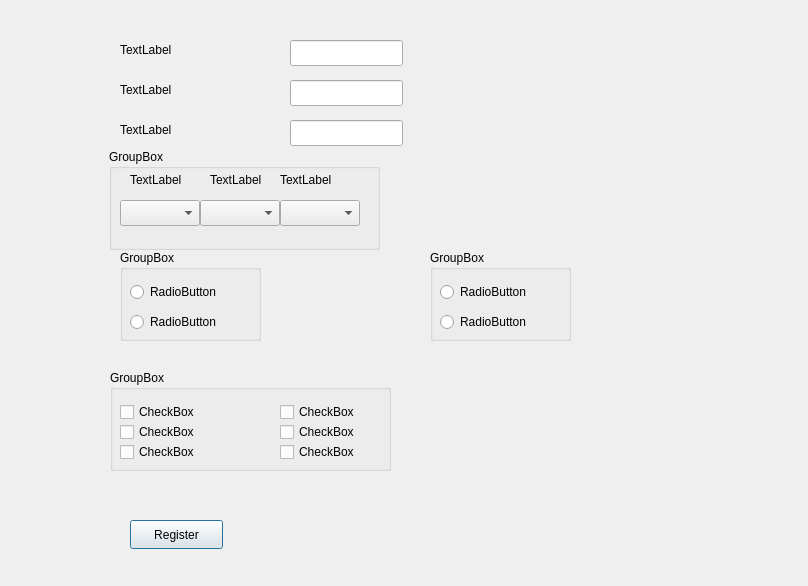
This is registerwindow.ui in malaka1i/cinema-ticket-project as Qt 5 draws it before an edit. The edited form follows.
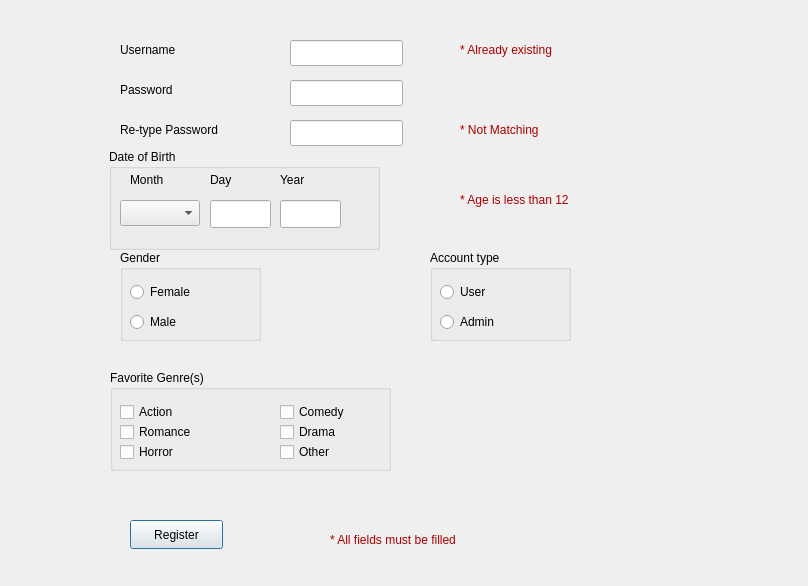
This is the edited form.

Commit message: it's dalia

The edit to the form file:
```diff
--- a/registerwindow.ui
+++ b/registerwindow.ui
@@ -13,17 +13,17 @@
   <property name="windowTitle">
    <string>Dialog</string>
   </property>
-  <widget class="QLabel" name="label">
+  <widget class="QLabel" name="label_6">
    <property name="geometry">
     <rect>
      <x>120</x>
      <y>40</y>
-     <width>63</width>
+     <width>71</width>
      <height>20</height>
     </rect>
    </property>
    <property name="text">
-    <string>TextLabel</string>
+    <string>Username</string>
    </property>
   </widget>
   <widget class="QLabel" name="label_2">
@@ -36,7 +36,7 @@
     </rect>
    </property>
    <property name="text">
-    <string>TextLabel</string>
+    <string>Password</string>
    </property>
   </widget>
   <widget class="QLabel" name="label_3">
@@ -44,12 +44,12 @@
     <rect>
      <x>120</x>
      <y>120</y>
-     <width>63</width>
+     <width>131</width>
      <height>20</height>
     </rect>
    </property>
    <property name="text">
-    <string>TextLabel</string>
+    <string>Re-type Password</string>
    </property>
   </widget>
   <widget class="QLineEdit" name="lineEdit">
@@ -105,7 +105,7 @@
     </rect>
    </property>
    <property name="text">
-    <string>CheckBox</string>
+    <string>Comedy</string>
    </property>
   </widget>
   <widget class="QCheckBox" name="checkBox_2">
@@ -118,7 +118,7 @@
     </rect>
    </property>
    <property name="text">
-    <string>CheckBox</string>
+    <string>Drama</string>
    </property>
   </widget>
   <widget class="QCheckBox" name="checkBox_4">
@@ -131,30 +131,10 @@
     </rect>
    </property>
    <property name="text">
-    <string>CheckBox</string>
+    <string>Other</string>
    </property>
   </widget>
-  <widget class="QComboBox" name="comboBox_4">
-   <property name="geometry">
-    <rect>
-     <x>280</x>
-     <y>200</y>
-     <width>80</width>
-     <height>26</height>
-    </rect>
-   </property>
-  </widget>
-  <widget class="QComboBox" name="comboBox_5">
-   <property name="geometry">
-    <rect>
-     <x>200</x>
-     <y>200</y>
-     <width>80</width>
-     <height>26</height>
-    </rect>
-   </property>
-  </widget>
-  <widget class="QComboBox" name="comboBox_6">
+  <widget class="QComboBox" name="comboBoxMonth">
    <property name="geometry">
     <rect>
      <x>120</x>
@@ -174,7 +154,7 @@
     </rect>
    </property>
    <property name="title">
-    <string>GroupBox</string>
+    <string>Account type </string>
    </property>
    <widget class="QRadioButton" name="radioButton_5">
     <property name="geometry">
@@ -186,7 +166,7 @@
      </rect>
     </property>
     <property name="text">
-     <string>RadioButton</string>
+     <string>Admin</string>
     </property>
    </widget>
    <widget class="QRadioButton" name="radioButton_6">
@@ -199,7 +179,7 @@
      </rect>
     </property>
     <property name="text">
-     <string>RadioButton</string>
+     <string>User</string>
     </property>
    </widget>
   </widget>
@@ -213,7 +193,7 @@
     </rect>
    </property>
    <property name="title">
-    <string>GroupBox</string>
+    <string>Gender</string>
    </property>
    <widget class="QRadioButton" name="radioButton_7">
     <property name="geometry">
@@ -225,7 +205,7 @@
      </rect>
     </property>
     <property name="text">
-     <string>RadioButton</string>
+     <string>Female</string>
     </property>
    </widget>
    <widget class="QRadioButton" name="radioButton">
@@ -238,7 +218,7 @@
      </rect>
     </property>
     <property name="text">
-     <string>RadioButton</string>
+     <string>Male</string>
     </property>
    </widget>
   </widget>
@@ -252,7 +232,7 @@
     </rect>
    </property>
    <property name="text">
-    <string>CheckBox</string>
+    <string>Horror</string>
    </property>
   </widget>
   <widget class="QCheckBox" name="checkBox_8">
@@ -265,7 +245,7 @@
     </rect>
    </property>
    <property name="text">
-    <string>CheckBox</string>
+    <string>Action</string>
    </property>
   </widget>
   <widget class="QCheckBox" name="checkBox_9">
@@ -278,7 +258,7 @@
     </rect>
    </property>
    <property name="text">
-    <string>CheckBox</string>
+    <string>Romance</string>
    </property>
   </widget>
   <widget class="QLabel" name="label_4">
@@ -291,7 +271,7 @@
     </rect>
    </property>
    <property name="text">
-    <string>TextLabel</string>
+    <string>Month</string>
    </property>
   </widget>
   <widget class="QLabel" name="label_5">
@@ -304,10 +284,10 @@
     </rect>
    </property>
    <property name="text">
-    <string>TextLabel</string>
+    <string>Day</string>
    </property>
   </widget>
-  <widget class="QLabel" name="label_6">
+  <widget class="QLabel" name="label_8">
    <property name="geometry">
     <rect>
      <x>280</x>
@@ -317,7 +297,7 @@
     </rect>
    </property>
    <property name="text">
-    <string>TextLabel</string>
+    <string>Year</string>
    </property>
   </widget>
   <widget class="QGroupBox" name="groupBox">
@@ -330,7 +310,7 @@
     </rect>
    </property>
    <property name="title">
-    <string>GroupBox</string>
+    <string>Favorite Genre(s)</string>
    </property>
   </widget>
   <widget class="QGroupBox" name="groupBox_2">
@@ -343,7 +323,79 @@
     </rect>
    </property>
    <property name="title">
-    <string>GroupBox</string>
+    <string>Date of Birth</string>
+   </property>
+  </widget>
+  <widget class="QLineEdit" name="lineEditDay">
+   <property name="geometry">
+    <rect>
+     <x>210</x>
+     <y>200</y>
+     <width>61</width>
+     <height>28</height>
+    </rect>
+   </property>
+  </widget>
+  <widget class="QLineEdit" name="lineEditYear">
+   <property name="geometry">
+    <rect>
+     <x>280</x>
+     <y>200</y>
+     <width>61</width>
+     <height>28</height>
+    </rect>
+   </property>
+  </widget>
+  <widget class="QLabel" name="labelErrAllFields">
+   <property name="geometry">
+    <rect>
+     <x>330</x>
+     <y>530</y>
+     <width>351</width>
+     <height>20</height>
+    </rect>
+   </property>
+   <property name="text">
+    <string>&lt;html&gt;&lt;head/&gt;&lt;body&gt;&lt;p&gt;&lt;span style=&quot; color:#aa0000;&quot;&gt;* All fields must be filled &lt;/span&gt;&lt;/p&gt;&lt;/body&gt;&lt;/html&gt;</string>
+   </property>
+  </widget>
+  <widget class="QLabel" name="labelErrUsername">
+   <property name="geometry">
+    <rect>
+     <x>460</x>
+     <y>40</y>
+     <width>181</width>
+     <height>20</height>
+    </rect>
+   </property>
+   <property name="text">
+    <string>&lt;html&gt;&lt;head/&gt;&lt;body&gt;&lt;p&gt;&lt;span style=&quot; color:#aa0000;&quot;&gt;* Already existing&lt;/span&gt;&lt;/p&gt;&lt;/body&gt;&lt;/html&gt;</string>
+   </property>
+  </widget>
+  <widget class="QLabel" name="labelErrRetype">
+   <property name="geometry">
+    <rect>
+     <x>460</x>
+     <y>120</y>
+     <width>181</width>
+     <height>20</height>
+    </rect>
+   </property>
+   <property name="text">
+    <string>&lt;html&gt;&lt;head/&gt;&lt;body&gt;&lt;p&gt;&lt;span style=&quot; color:#aa0000;&quot;&gt;* Not Matching&lt;/span&gt;&lt;/p&gt;&lt;/body&gt;&lt;/html&gt;</string>
+   </property>
+  </widget>
+  <widget class="QLabel" name="label_7">
+   <property name="geometry">
+    <rect>
+     <x>460</x>
+     <y>190</y>
+     <width>181</width>
+     <height>20</height>
+    </rect>
+   </property>
+   <property name="text">
+    <string>&lt;html&gt;&lt;head/&gt;&lt;body&gt;&lt;p&gt;&lt;span style=&quot; color:#aa0000;&quot;&gt;* Age is less than 12&lt;/span&gt;&lt;/p&gt;&lt;/body&gt;&lt;/html&gt;</string>
    </property>
   </widget>
  </widget>
```
Left out of the diff: 32 changed lines with no effect on the pictures. The commit also changes 2 other files.
